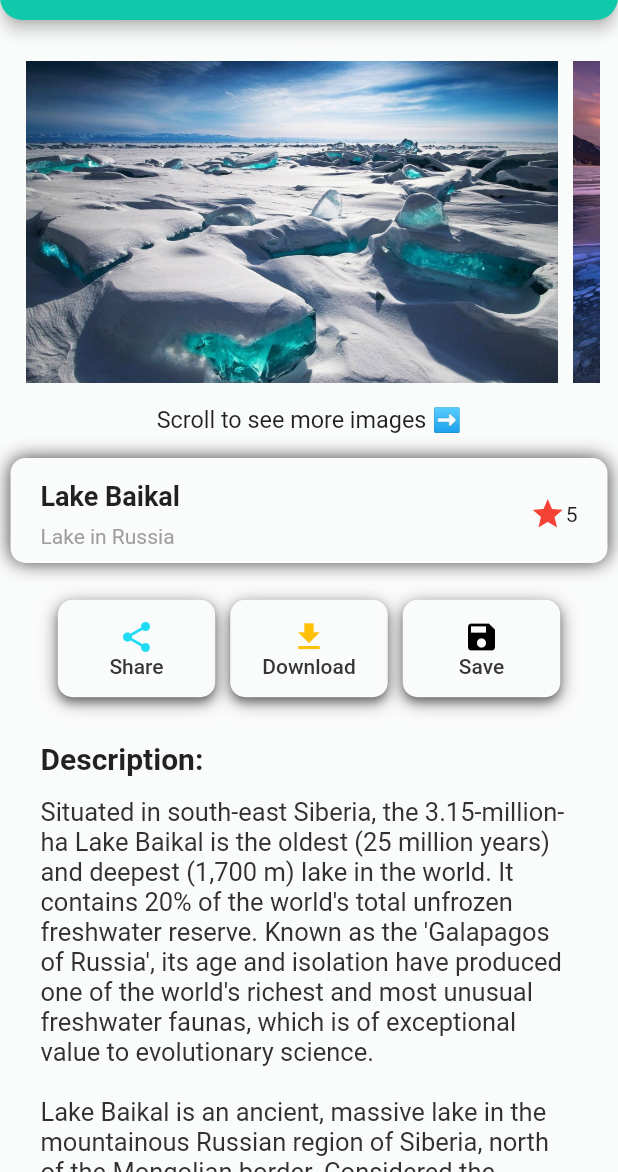
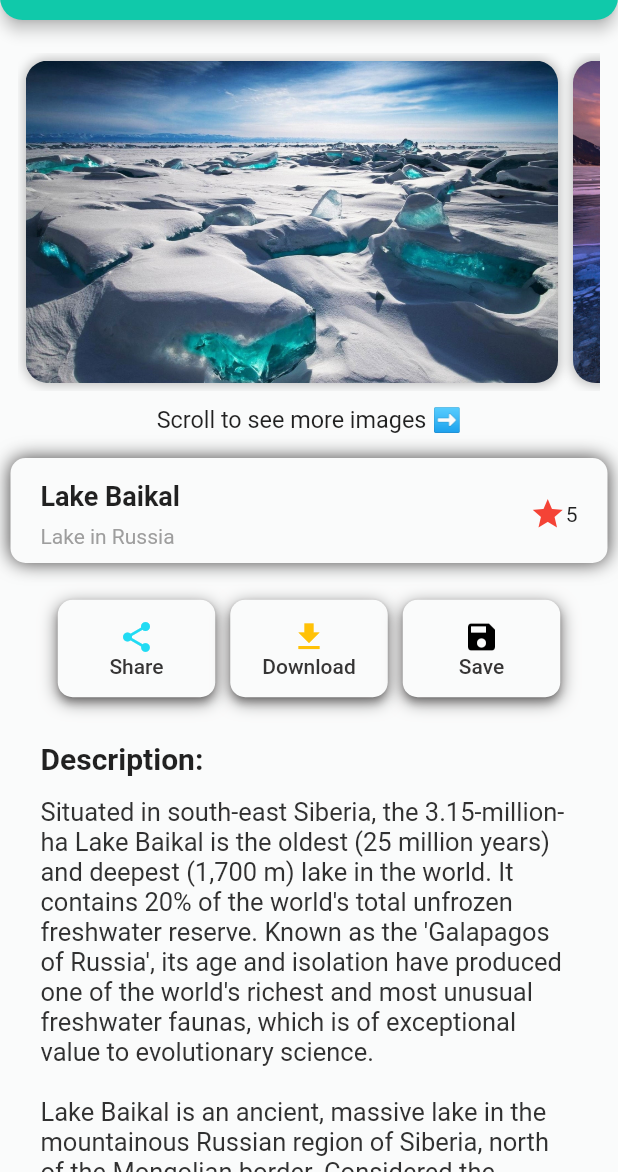
Before and after one commit to Sahilpervez/display-app, a Flutter app: the screen it shows after launch, on a phone screen of 412 x 824 dp, the part 64-1236 px from its top. Run offline on Flutter 3.47's test engine with Material 2 defaults, Android fonts, the phone set to English and light mode, and no system bars.

Commit message:
The second version of display app

```diff
--- a/lib/main.dart
+++ b/lib/main.dart
@@ -7,8 +7,8 @@ void main() {
 Widget _imageRow() {
   return Container(
     height: 250,
-    margin: EdgeInsets.only(top: 7, left: 7, right: 7, bottom: 0),
-    padding: EdgeInsets.only(
+    margin: const EdgeInsets.only(top: 7, left: 7, right: 7, bottom: 0),
+    padding: const EdgeInsets.only(
       top: 15,
       left: 5,
       right: 5,
@@ -18,158 +18,312 @@ Widget _imageRow() {
       scrollDirection: Axis.horizontal,
       children: [
         Container(
-          decoration: BoxDecoration(
-            borderRadius: BorderRadius.all(
-              Radius.circular(3),
-            ),
-          ),
-          margin: EdgeInsets.all(5),
-          child: Image.asset(
-            'images/img1.jpg',
           width: 355,
           height: 250,
+          decoration: BoxDecoration(
+              borderRadius: const BorderRadius.all(
+                Radius.circular(15),
+              ),
+              boxShadow: [
+                BoxShadow(
+                  color: Colors.grey.shade400,
+                  spreadRadius: 1,
+                  blurRadius: 5,
+                ),
+              ],
+              image: const DecorationImage(
                 fit: BoxFit.cover,
+                image: AssetImage(
+                  'images/img1.jpg',
                 ),
+              )),
+          margin: const EdgeInsets.all(5),
+          // child: Image.asset(
+          //   'images/img1.jpg',
+          //   width: 355,
+          //   height: 250,
+          //   fit: BoxFit.cover,
+          // ),
         ),
         Container(
-          decoration: BoxDecoration(
-            borderRadius: BorderRadius.all(
-              Radius.circular(3),
-            ),
-          ),
-          margin: EdgeInsets.all(5),
-          child: Image.asset(
-            'images/img2.jpg',
           width: 355,
           height: 250,
+          decoration:  BoxDecoration(
+              borderRadius: const BorderRadius.all(
+                Radius.circular(15),
+              ),
+              boxShadow: [
+                BoxShadow(
+                  color: Colors.grey.shade400,
+                  spreadRadius: 1,
+                  blurRadius: 5,
+                ),
+              ],
+              image: const DecorationImage(
                 fit: BoxFit.cover,
+                image: AssetImage(
+                  'images/img2.jpg',
                 ),
+              )),
+          margin: const EdgeInsets.all(5),
+          // child: Image.asset(
+          //   'images/img1.jpg',
+          //   width: 355,
+          //   height: 250,
+          //   fit: BoxFit.cover,
+          // ),
         ),
         Container(
-          decoration: BoxDecoration(
-            borderRadius: BorderRadius.all(
-              Radius.circular(3),
-            ),
-          ),
-          margin: EdgeInsets.all(5),
-          child: Image.asset(
-            'images/img3.jpg',
           width: 355,
           height: 250,
+          decoration:  BoxDecoration(
+              borderRadius: const BorderRadius.all(
+                Radius.circular(15),
+              ),
+              boxShadow: [
+                BoxShadow(
+                  color: Colors.grey.shade400,
+                  spreadRadius: 1,
+                  blurRadius: 5,
+                ),
+              ],
+              image: const DecorationImage(
                 fit: BoxFit.cover,
+                image: AssetImage(
+                  'images/img3.jpg',
                 ),
+              )),
+          margin: const EdgeInsets.all(5),
+          // child: Image.asset(
+          //   'images/img1.jpg',
+          //   width: 355,
+          //   height: 250,
+          //   fit: BoxFit.cover,
+          // ),
         ),
         Container(
-          decoration: BoxDecoration(
-            borderRadius: BorderRadius.all(
-              Radius.circular(3),
-            ),
-          ),
-          margin: EdgeInsets.all(5),
-          child: Image.asset(
-            'images/img4.jpg',
           width: 355,
           height: 250,
+          decoration: BoxDecoration(
+              borderRadius: const BorderRadius.all(
+                Radius.circular(15),
+              ),
+              boxShadow: [
+                BoxShadow(
+                  color: Colors.grey.shade400,
+                  spreadRadius: 1,
+                  blurRadius: 5,
+                ),
+              ],
+              image: const DecorationImage(
                 fit: BoxFit.cover,
+                image: AssetImage(
+                  'images/img4.jpg',
                 ),
+              )),
+          margin: const EdgeInsets.all(5),
+          // child: Image.asset(
+          //   'images/img1.jpg',
+          //   width: 355,
+          //   height: 250,
+          //   fit: BoxFit.cover,
+          // ),
         ),
         Container(
-          decoration: BoxDecoration(
-            borderRadius: BorderRadius.all(
-              Radius.circular(3),
-            ),
-          ),
-          margin: EdgeInsets.all(5),
-          child: Image.asset(
-            'images/img5.jpg',
           width: 355,
           height: 250,
+          decoration:  BoxDecoration(
+              borderRadius: const BorderRadius.all(
+                Radius.circular(15),
+              ),
+              boxShadow: [
+                BoxShadow(
+                  color: Colors.grey.shade400,
+                  spreadRadius: 1,
+                  blurRadius: 5,
+                ),
+              ],
+              image: const DecorationImage(
                 fit: BoxFit.cover,
+                image: AssetImage(
+                  'images/img5.jpg',
                 ),
+              )),
+          margin: const EdgeInsets.all(5),
+          // child: Image.asset(
+          //   'images/img1.jpg',
+          //   width: 355,
+          //   height: 250,
+          //   fit: BoxFit.cover,
+          // ),
         ),
         Container(
-          decoration: BoxDecoration(
-            borderRadius: BorderRadius.all(
-              Radius.circular(3),
-            ),
-          ),
-          margin: EdgeInsets.all(5),
-          child: Image.asset(
-            'images/img6.jpg',
           width: 355,
           height: 250,
+          decoration: BoxDecoration(
+              borderRadius: const BorderRadius.all(
+                Radius.circular(15),
+              ),
+              boxShadow: [
+                BoxShadow(
+                  color: Colors.grey.shade400,
+                  spreadRadius: 1,
+                  blurRadius: 5,
+                ),
+              ],
+              image: const DecorationImage(
                 fit: BoxFit.cover,
+                image: AssetImage(
+                  'images/img6.jpg',
                 ),
+              )),
+          margin: const EdgeInsets.all(5),
+          // child: Image.asset(
+          //   'images/img1.jpg',
+          //   width: 355,
+          //   height: 250,
+          //   fit: BoxFit.cover,
+          // ),
         ),
         Container(
-          decoration: BoxDecoration(
-            borderRadius: BorderRadius.all(
-              Radius.circular(3),
-            ),
-          ),
-          margin: EdgeInsets.all(5),
-          child: Image.asset(
-            'images/img7.jpg',
           width: 355,
           height: 250,
+          decoration: BoxDecoration(
+              borderRadius: const BorderRadius.all(
+                Radius.circular(15),
+              ),
+              boxShadow: [
+                BoxShadow(
+                  color: Colors.grey.shade400,
+                  spreadRadius: 1,
+                  blurRadius: 5,
+                ),
+              ],
+              image: const DecorationImage(
                 fit: BoxFit.cover,
+                image: AssetImage(
+                  'images/img7.jpg',
                 ),
+              )),
+          margin: const EdgeInsets.all(5),
+          // child: Image.asset(
+          //   'images/img1.jpg',
+          //   width: 355,
+          //   height: 250,
+          //   fit: BoxFit.cover,
+          // ),
         ),
         Container(
-          decoration: BoxDecoration(
-            borderRadius: BorderRadius.all(
-              Radius.circular(3),
-            ),
-          ),
-          margin: EdgeInsets.all(5),
-          child: Image.asset(
-            'images/img8.jpg',
           width: 355,
           height: 250,
+          decoration: BoxDecoration(
+              borderRadius: const BorderRadius.all(
+                Radius.circular(15),
+              ),
+              boxShadow: [
+                BoxShadow(
+                  color: Colors.grey.shade400,
+                  spreadRadius: 1,
+                  blurRadius: 5,
+                ),
+              ],
+              image: const DecorationImage(
                 fit: BoxFit.cover,
+                image: AssetImage(
+                  'images/img8.jpg',
                 ),
+              )),
+          margin: const EdgeInsets.all(5),
+          // child: Image.asset(
+          //   'images/img1.jpg',
+          //   width: 355,
+          //   height: 250,
+          //   fit: BoxFit.cover,
+          // ),
         ),
         Container(
-          decoration: BoxDecoration(
-            borderRadius: BorderRadius.all(
-              Radius.circular(3),
-            ),
-          ),
-          margin: EdgeInsets.all(5),
-          child: Image.asset(
-            'images/img9.jpg',
           width: 355,
           height: 250,
+          decoration: BoxDecoration(
+              borderRadius: const BorderRadius.all(
+                Radius.circular(15),
+              ),
+              boxShadow: [
+                BoxShadow(
+                  color: Colors.grey.shade400,
+                  spreadRadius: 1,
+                  blurRadius: 5,
+                ),
+              ],
+              image: const DecorationImage(
                 fit: BoxFit.cover,
+                image: AssetImage(
+                  'images/img9.jpg',
                 ),
+              )),
+          margin: const EdgeInsets.all(5),
+          // child: Image.asset(
+          //   'images/img1.jpg',
+          //   width: 355,
+          //   height: 250,
+          //   fit: BoxFit.cover,
+          // ),
         ),
         Container(
-          decoration: BoxDecoration(
-            borderRadius: BorderRadius.all(
-              Radius.circular(3),
-            ),
-          ),
-          margin: EdgeInsets.all(5),
-          child: Image.asset(
-            'images/img10.jpg',
           width: 355,
           height: 250,
+          decoration: BoxDecoration(
+              borderRadius: const BorderRadius.all(
+                Radius.circular(15),
+              ),
+              boxShadow: [
+                BoxShadow(
+                  color: Colors.grey.shade400,
+                  spreadRadius: 1,
+                  blurRadius: 5,
+                ),
+              ],
+              image: const DecorationImage(
                 fit: BoxFit.cover,
+                image: AssetImage(
+                  'images/img10.jpg',
                 ),
+              )),
+          margin: const EdgeInsets.all(5),
+          // child: Image.asset(
+          //   'images/img1.jpg',
+          //   width: 355,
+          //   height: 250,
+          //   fit: BoxFit.cover,
+          // ),
         ),
         Container(
-          decoration: BoxDecoration(
-            borderRadius: BorderRadius.all(
-              Radius.circular(3),
-            ),
-          ),
-          margin: EdgeInsets.all(5),
-          child: Image.asset(
-            'images/img11.jpg',
           width: 355,
           height: 250,
+          decoration: BoxDecoration(
+              borderRadius: const BorderRadius.all(
+                Radius.circular(15),
+              ),
+              boxShadow: [
+                BoxShadow(
+                  color: Colors.grey.shade400,
+                  spreadRadius: 1,
+                  blurRadius: 5,
+                ),
+              ],
+              image: const DecorationImage(
                 fit: BoxFit.cover,
+                image: AssetImage(
+                  'images/img11.jpg',
                 ),
+              )),
+          margin: const EdgeInsets.all(5),
+          // child: Image.asset(
+          //   'images/img1.jpg',
+          //   width: 355,
+          //   height: 250,
+          //   fit: BoxFit.cover,
+          // ),
         ),
       ],
     ),
@@ -593,38 +747,38 @@ class disp extends StatelessWidget {
       home: Scaffold(
         appBar: AppBar(
           centerTitle: true,
-          leading: Icon(
+          leading: const Icon(
             Icons.menu_outlined,
           ),
-          title: Text(
+          title: const Text(
             "Display App",
             style: TextStyle(
               fontSize: 25,
             ),
             textAlign: TextAlign.center,
           ),
-          shape: RoundedRectangleBorder(
+          shape: const RoundedRectangleBorder(
             borderRadius: BorderRadius.all(
               Radius.circular(15),
             ),
           ),
-          backgroundColor: Color.fromARGB(255, 16, 201, 170),
+          backgroundColor: const Color.fromARGB(255, 16, 201, 170),
         ),
-        backgroundColor: Color(0xFFfafbfb),
+        backgroundColor: const Color(0xFFfafbfb),
         body: ListView(
           scrollDirection: Axis.vertical,
           children: [
             _imageRow(),
             Container(
-              padding: EdgeInsets.only(
+              padding: const EdgeInsets.only(
                 top: 1,
                 bottom: 2,
                 left: 5,
                 right: 5,
               ),
-              margin: EdgeInsets.only(bottom: 7),
+              margin: const EdgeInsets.only(bottom: 7),
               width: double.infinity,
-              child: Text(
+              child: const Text(
                 "Scroll to see more images ➡️",
                 textAlign: TextAlign.center,
                 style: TextStyle(fontSize: 15.6),
```
Lines whose indentation alone changed are shown as unchanged.
